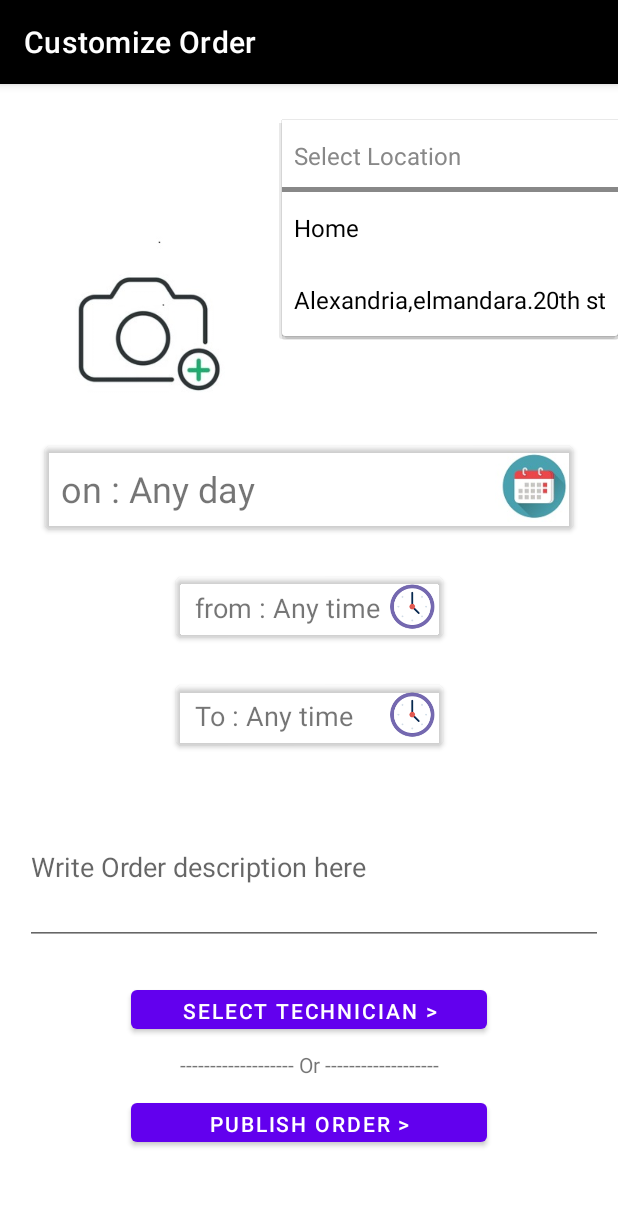
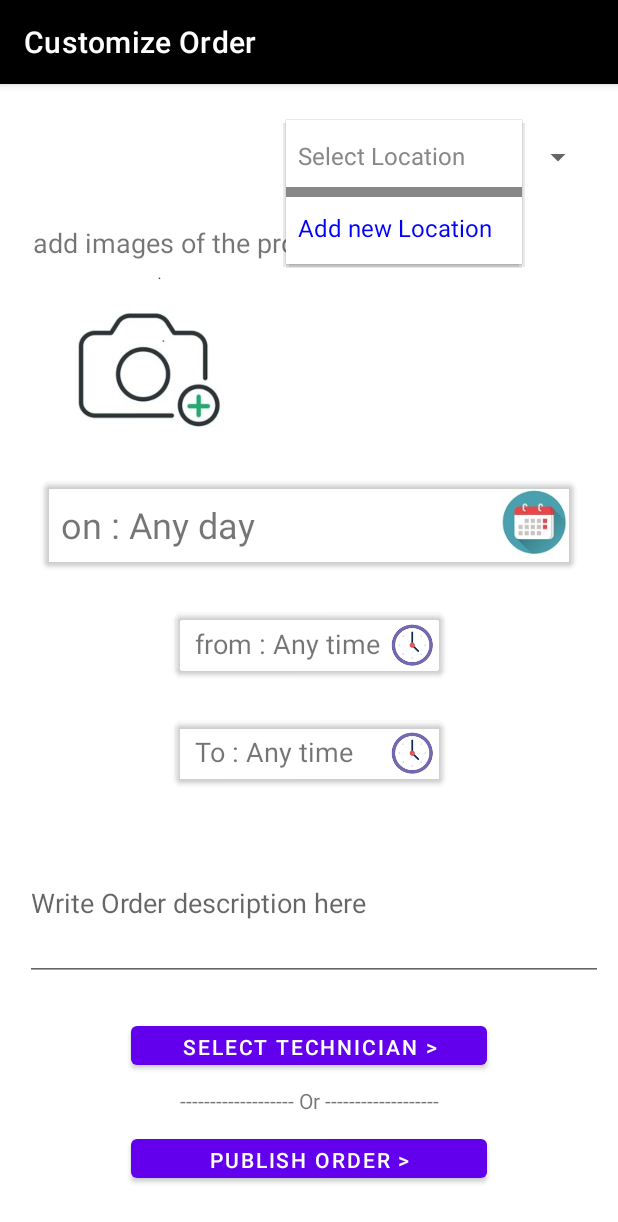
Before and after one commit to moutaz-hegazy/FixX-Project-Android, an Android app: the screen it shows after launch (CustomizeOrderActivity), after a tap on "Select Location", on a phone screen of 412 x 824 dp. Shown: the top 1222 px of the screen. Run offline under Robolectric (Android 15) with nearby library versions, the phone set to English and light mode, and no system bars.

Commit message:
customize order (with pojo)

```diff
--- a/FixX/app/src/main/java/com/example/fixx/takeOrderScreen/views/CustomizeOrderActivity.kt
+++ b/FixX/app/src/main/java/com/example/fixx/takeOrderScreen/views/CustomizeOrderActivity.kt
@@ -20,6 +20,7 @@ import androidx.recyclerview.widget.RecyclerView
 import com.example.fixx.R
 import com.example.fixx.constants.Constants
 import com.example.fixx.databinding.ActivityCustomizeOrderBinding
+import com.example.fixx.takeOrderScreen.POJOs.Job
 import com.example.fixx.takeOrderScreen.contracts.DateSelected
 import java.net.URI
 import java.text.SimpleDateFormat
@@ -29,8 +30,15 @@ import java.util.*
 class CustomizeOrderActivity : AppCompatActivity(), AdapterView.OnItemSelectedListener ,DateSelected {
 
     private lateinit var binding: ActivityCustomizeOrderBinding
-    private val values = arrayListOf<String>("Select Location", "Home", "Alexandria,elmandara.20th st")
+    private val values = arrayListOf<String>("Select Location","Add new Location")
     private val images = mutableListOf<Bitmap>()
+
+    private var uid : Int? = 13
+    private var selectedLocation : String? = null
+    private var selectedDate = ""
+    private var selectedFromTime = ""
+    private var selectedToTime = ""
+    private var selectedDescription = ""
 
     private val imagesAdapter : ImagesAdapter by lazy {
         ImagesAdapter(images)
@@ -88,7 +96,9 @@ class CustomizeOrderActivity : AppCompatActivity(), AdapterView.OnItemSelectedLi
                 calender.set(Calendar.HOUR_OF_DAY,hourOfDay)
                 calender.set(Calendar.MINUTE,minute)
 
-                binding.customizeOrderFromTimeLbl.text = "from : ${SimpleDateFormat("HH:mm").format(calender.time)}"
+                val timeString =  "${SimpleDateFormat("HH:mm").format(calender.time)}"
+                binding.customizeOrderFromTimeLbl.text = "from : ${timeString}"
+                selectedFromTime = timeString
             }
 
             TimePickerDialog(this,timeListener,calender.get(Calendar.HOUR_OF_DAY),calender.get(Calendar.MINUTE),true).show()
@@ -100,12 +110,26 @@ class CustomizeOrderActivity : AppCompatActivity(), AdapterView.OnItemSelectedLi
                 calender.set(Calendar.HOUR_OF_DAY,hourOfDay)
                 calender.set(Calendar.MINUTE,minute)
 
-                binding.customizeOrderToTimeLbl.text = "from : ${SimpleDateFormat("HH:mm").format(calender.time)}"
+                val timeString =  "${SimpleDateFormat("HH:mm").format(calender.time)}"
+                binding.customizeOrderToTimeLbl.text = "to : $timeString"
+                selectedToTime = timeString
             }
 
             TimePickerDialog(this,timeListener,calender.get(Calendar.HOUR_OF_DAY),calender.get(Calendar.MINUTE),true).show()
         }
         //---------------------------------------------------------------
+
+        // select Tech configuration.
+        binding.cusomizeOrderSelectTechBtn.setOnClickListener{
+            //select tech.
+        }
+        //---------------------------------------------------------------
+
+        // publish order configuration.
+        binding.customizeOrederPublishBtn.setOnClickListener {
+
+        }
+        //------------------------------------------------------------------
 
     }
 
@@ -151,6 +175,11 @@ class CustomizeOrderActivity : AppCompatActivity(), AdapterView.OnItemSelectedLi
     // spinner on item selected.
     override fun onItemSelected(parent: AdapterView<*>?, view: View?, position: Int, id: Long) {
         Log.i("TAG", "onItemSelected:<<<<<<<<<<<< " + values[position])
+        if(position == values.size - 1){
+            // add new location Logic.
+        }else{
+            selectedLocation = values[position]
+        }
         Toast.makeText(this, values[position], Toast.LENGTH_SHORT).show()
     }
 
@@ -163,5 +192,6 @@ class CustomizeOrderActivity : AppCompatActivity(), AdapterView.OnItemSelectedLi
         val viewFormatter = SimpleDateFormat("dd-MMM-YYYY")
         val viewFormattedDate = viewFormatter.format(calendar.time)
         binding.customizeOrderDateLbl.text = "On : $viewFormattedDate"
+        selectedDate = viewFormattedDate
     }
 }
--- a/FixX/app/src/main/java/com/example/fixx/takeOrderScreen/views/SpinnerAdapter.kt
+++ b/FixX/app/src/main/java/com/example/fixx/takeOrderScreen/views/SpinnerAdapter.kt
@@ -23,6 +23,9 @@ class SpinnerAdapter<T>(private val newContext: Context, private val resource: I
         if(position == 0) {
             tv.setTextColor(Color.GRAY)
             tv.background = getBorders(Color.WHITE,Color.GRAY,0,0,0,5)
+        }else if (position == objects.size -1){
+            tv.setTextColor(Color.BLUE)
+            tv.background = getBorders(Color.WHITE,Color.GRAY,0,5,0,0)
         }else{
             tv.setTextColor(Color.BLACK)
         }
--- a/FixX/app/src/main/res/layout/activity_customize_order.xml
+++ b/FixX/app/src/main/res/layout/activity_customize_order.xml
@@ -17,6 +17,7 @@
         <androidx.constraintlayout.widget.ConstraintLayout
             android:layout_width="match_parent"
             android:layout_height="match_parent"
+            android:paddingBottom="50dp"
             tools:context=".takeOrderScreen.views.CustomizeOrderActivity">
 
             <Spinner
@@ -31,15 +32,25 @@
                 app:layout_constraintStart_toStartOf="parent"
                 app:layout_constraintTop_toTopOf="parent" />
 
+            <TextView
+                android:id="@+id/textView10"
+                android:layout_width="368dp"
+                android:layout_height="28dp"
+                android:layout_marginTop="20dp"
+                android:text="@string/AddImage"
+                android:textSize="18sp"
+                app:layout_constraintEnd_toEndOf="parent"
+                app:layout_constraintStart_toStartOf="parent"
+                app:layout_constraintTop_toBottomOf="@+id/customizeOrder_pickLocation_spinner" />
+
             <androidx.recyclerview.widget.RecyclerView
                 android:id="@+id/customizeOrder_images_recycler"
                 android:layout_width="369dp"
                 android:layout_height="122dp"
-                android:layout_marginTop="24dp"
                 app:layout_constraintCircleRadius="50dp"
                 app:layout_constraintEnd_toEndOf="parent"
                 app:layout_constraintStart_toStartOf="parent"
-                app:layout_constraintTop_toBottomOf="@+id/customizeOrder_pickLocation_spinner" />
+                app:layout_constraintTop_toBottomOf="@+id/textView10" />
 
             <TextView
                 android:id="@+id/customizeOrder_date_lbl"
@@ -92,6 +103,7 @@
                 android:layout_width="33dp"
                 android:layout_height="35dp"
                 android:layout_marginEnd="4dp"
+                android:paddingTop="3dp"
                 android:contentDescription="@string/timer"
                 app:layout_constraintEnd_toEndOf="@+id/customizeOrder_fromTime_btn"
                 app:layout_constraintTop_toTopOf="@+id/customizeOrder_fromTime_lbl"
@@ -122,6 +134,7 @@
                 android:id="@+id/imageView5"
                 android:layout_width="33dp"
                 android:layout_height="35dp"
+                android:paddingTop="3dp"
                 android:layout_marginEnd="4dp"
                 android:contentDescription="@string/timer"
                 app:layout_constraintEnd_toEndOf="@+id/customizeOrder_toTime_btn"
--- a/FixX/app/src/main/res/values/strings.xml
+++ b/FixX/app/src/main/res/values/strings.xml
@@ -14,4 +14,5 @@
     <string name="selectTech"><![CDATA[Select Technician >]]></string>
     <string name="or">------------------- Or -------------------</string>
     <string name="publishOrder">Publish Order ></string>
+    <string name="AddImage">add images of the problem</string>
 </resources>
```
Also changed, not shown: FixX/app/src/main/java/com/example/fixx/takeOrderScreen/POJOs/Job.kt (added, +22 -0 lines).
